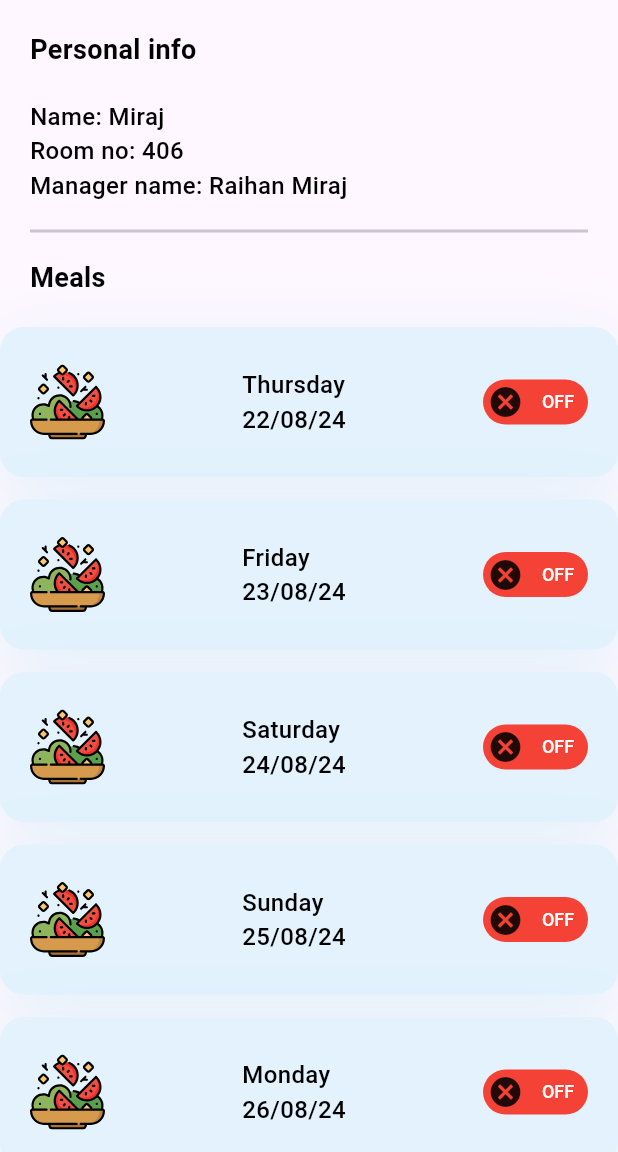
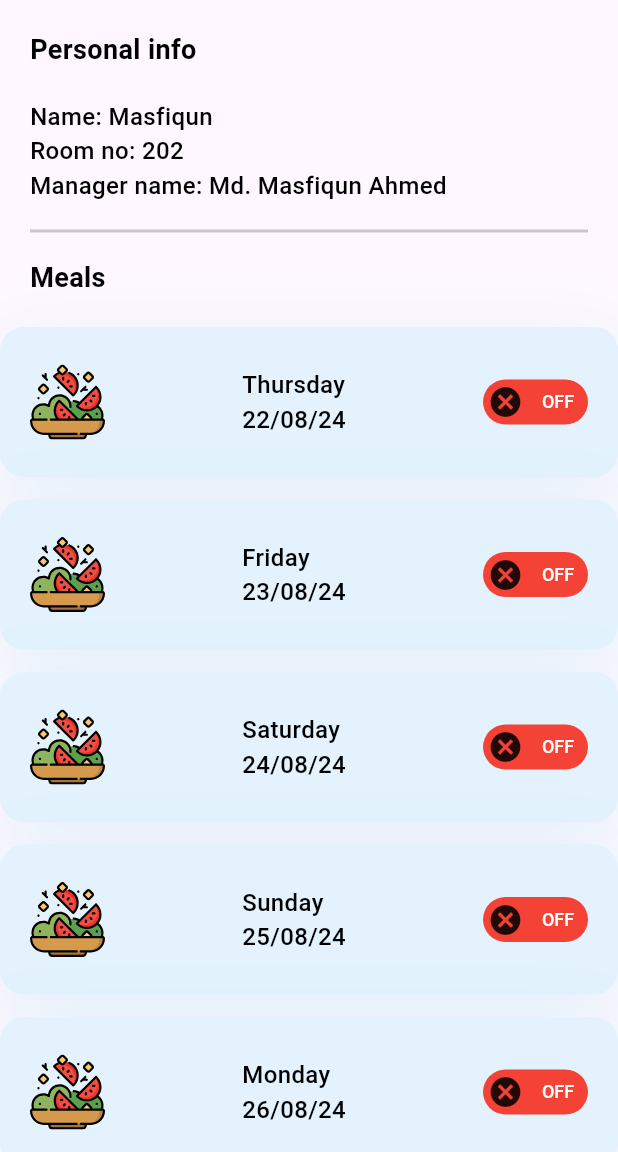
Before and after one commit to Masfiqun/Meal-Status, a Flutter app: the screen it shows after launch, on a phone screen of 412 x 824 dp, the part 84-1236 px from its top. Run offline on Flutter 3.47's test engine with Material 3 defaults, Android fonts, the phone set to English and light mode, and no system bars; drawn by our look-alikes of flutter_advanced_switch; our stand-ins replace flutter_svg.

Commit message:
image added

```diff
--- a/lib/Parts/Info.dart
+++ b/lib/Parts/Info.dart
@@ -14,9 +14,9 @@ class InformationModel{
 
     information.add(
       InformationModel(
-        M_name: 'Raihan Miraj',
-        name: 'Miraj',
-        room_no: '406'
+        M_name: 'Md. Masfiqun Ahmed',
+        name: 'Masfiqun',
+        room_no: '202'
       )
     );
 
```
Also changed, not shown: assets/Images/Capture.JPG (added).
